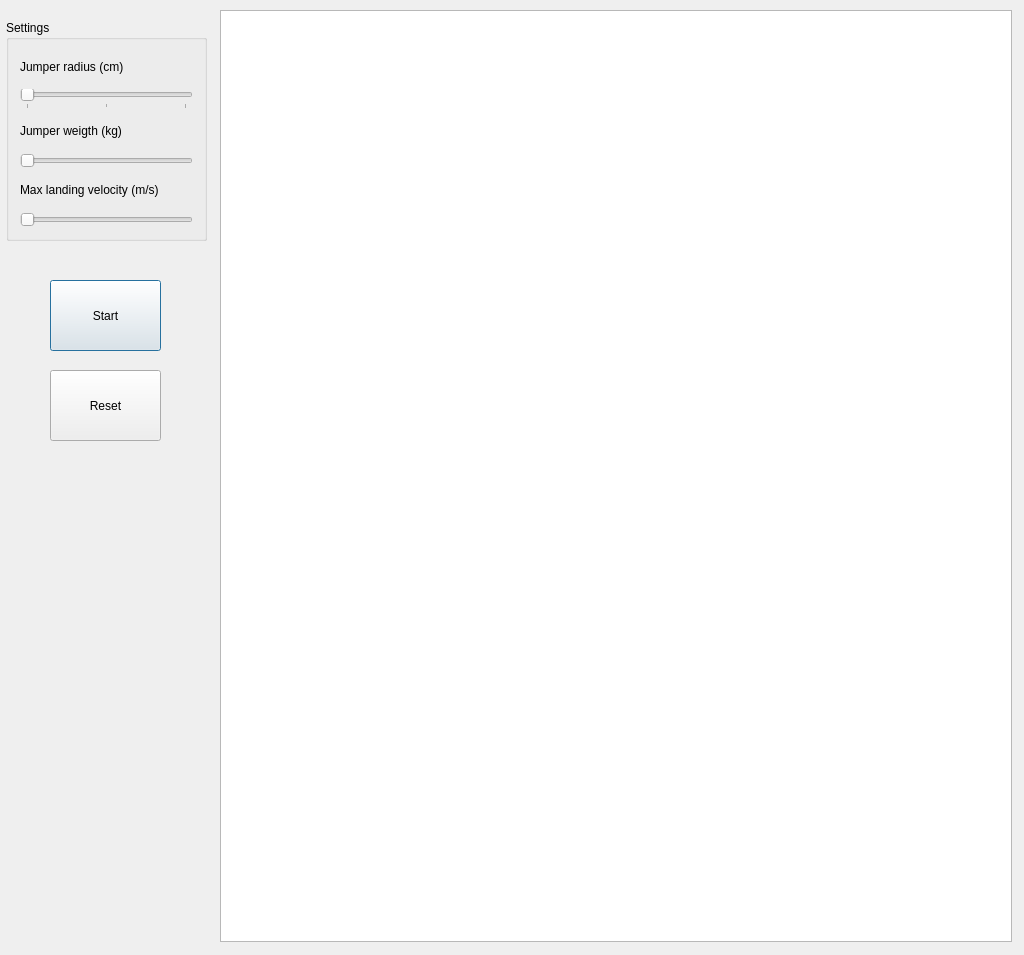
Qt form Fallskjermhopper/dialog.ui (NOddi89/FallskjermHopper) before a commit.
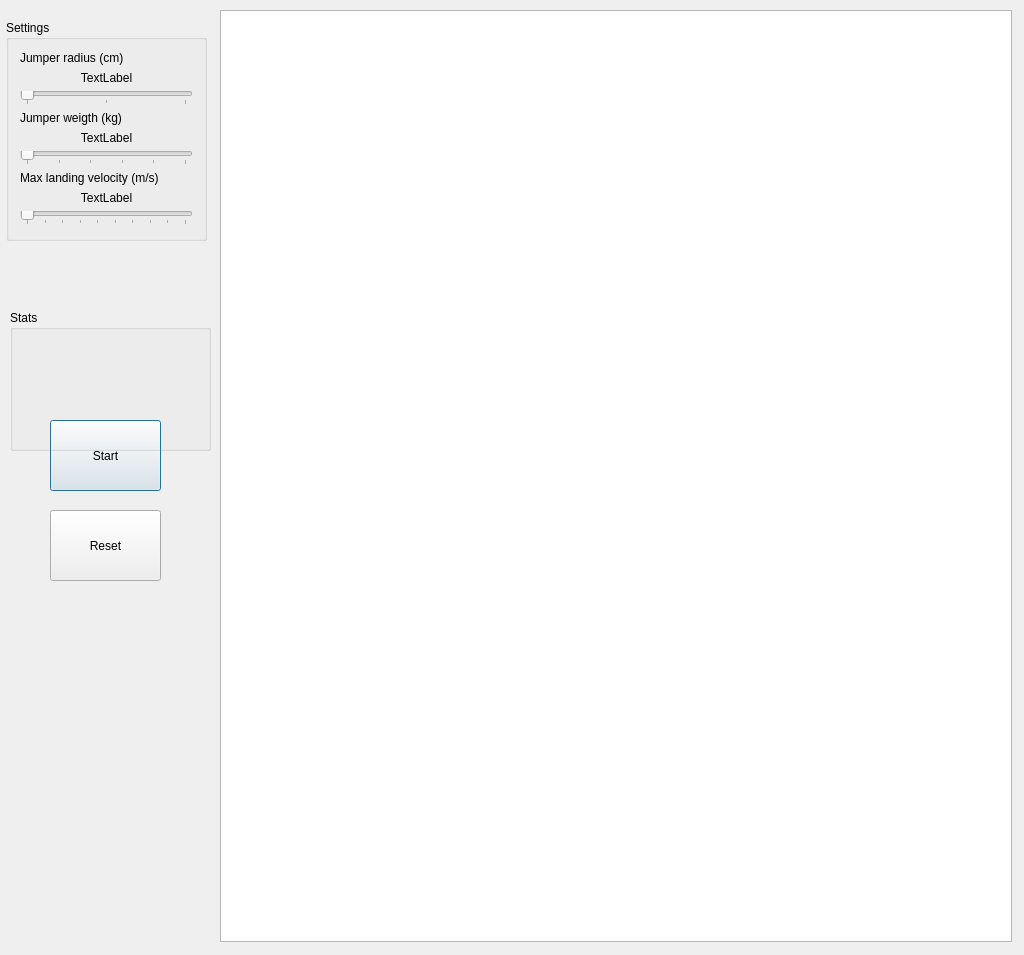
The same form after that commit.

```diff
--- a/Fallskjermhopper/dialog.ui
+++ b/Fallskjermhopper/dialog.ui
@@ -46,6 +46,16 @@
       </property>
      </widget>
     </item>
+    <item>
+     <widget class="QLabel" name="label">
+      <property name="text">
+       <string>TextLabel</string>
+      </property>
+      <property name="alignment">
+       <set>Qt::AlignCenter</set>
+      </property>
+     </widget>
+    </item>
     <item>
      <widget class="QSlider" name="horizontalSlider_radius">
       <property name="minimum">
@@ -81,6 +91,16 @@
       </property>
      </widget>
     </item>
+    <item>
+     <widget class="QLabel" name="label_2">
+      <property name="text">
+       <string>TextLabel</string>
+      </property>
+      <property name="alignment">
+       <set>Qt::AlignCenter</set>
+      </property>
+     </widget>
+    </item>
     <item>
      <widget class="QSlider" name="horizontalSlider_weigth">
       <property name="minimum">
@@ -95,6 +115,9 @@
       <property name="orientation">
        <enum>Qt::Horizontal</enum>
       </property>
+      <property name="tickPosition">
+       <enum>QSlider::TicksBelow</enum>
+      </property>
      </widget>
     </item>
     <item>
@@ -104,6 +127,16 @@
       </property>
      </widget>
     </item>
+    <item>
+     <widget class="QLabel" name="label_3">
+      <property name="text">
+       <string>TextLabel</string>
+      </property>
+      <property name="alignment">
+       <set>Qt::AlignCenter</set>
+      </property>
+     </widget>
+    </item>
     <item>
      <widget class="QSlider" name="horizontalSlider_velocity">
       <property name="minimum">
@@ -118,6 +151,9 @@
       <property name="orientation">
        <enum>Qt::Horizontal</enum>
       </property>
+      <property name="tickPosition">
+       <enum>QSlider::TicksBelow</enum>
+      </property>
      </widget>
     </item>
    </layout>
@@ -126,7 +162,7 @@
    <property name="geometry">
     <rect>
      <x>50</x>
-     <y>280</y>
+     <y>420</y>
      <width>111</width>
      <height>71</height>
     </rect>
@@ -139,7 +175,7 @@
    <property name="geometry">
     <rect>
      <x>50</x>
-     <y>370</y>
+     <y>510</y>
      <width>111</width>
      <height>71</height>
     </rect>
@@ -148,6 +184,19 @@
     <string>Reset</string>
    </property>
   </widget>
+  <widget class="QGroupBox" name="groupBox_2">
+   <property name="geometry">
+    <rect>
+     <x>10</x>
+     <y>310</y>
+     <width>201</width>
+     <height>141</height>
+    </rect>
+   </property>
+   <property name="title">
+    <string>Stats</string>
+   </property>
+  </widget>
  </widget>
  <layoutdefault spacing="6" margin="11"/>
  <resources/>
```
Left out of the diff: 19 changed lines with no effect on the pictures.
